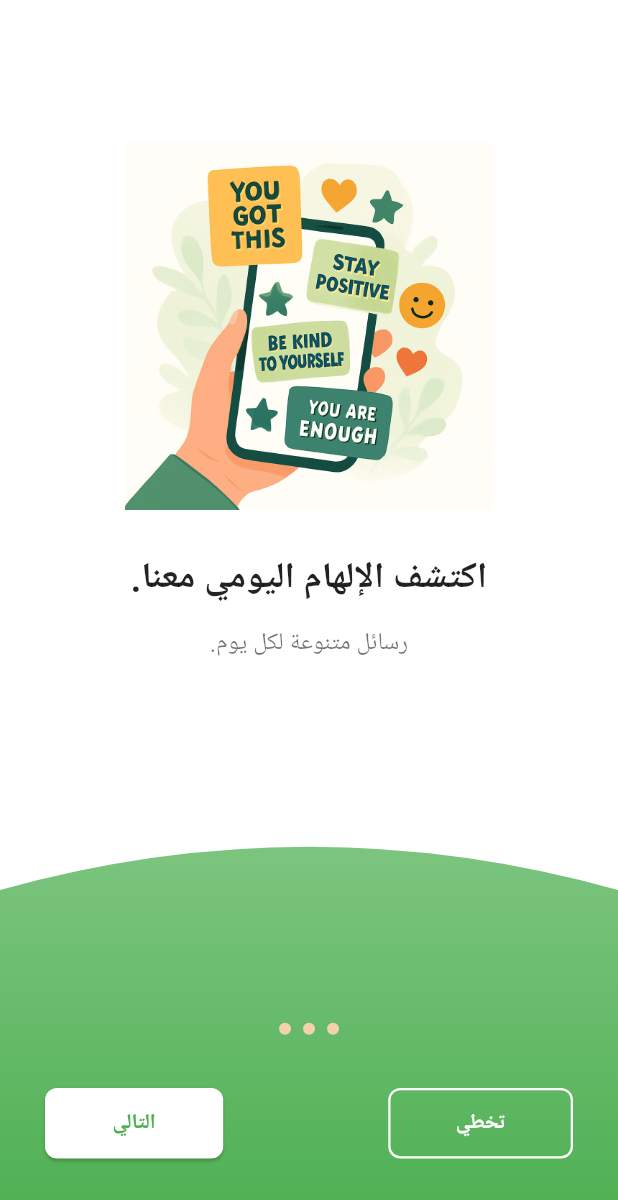
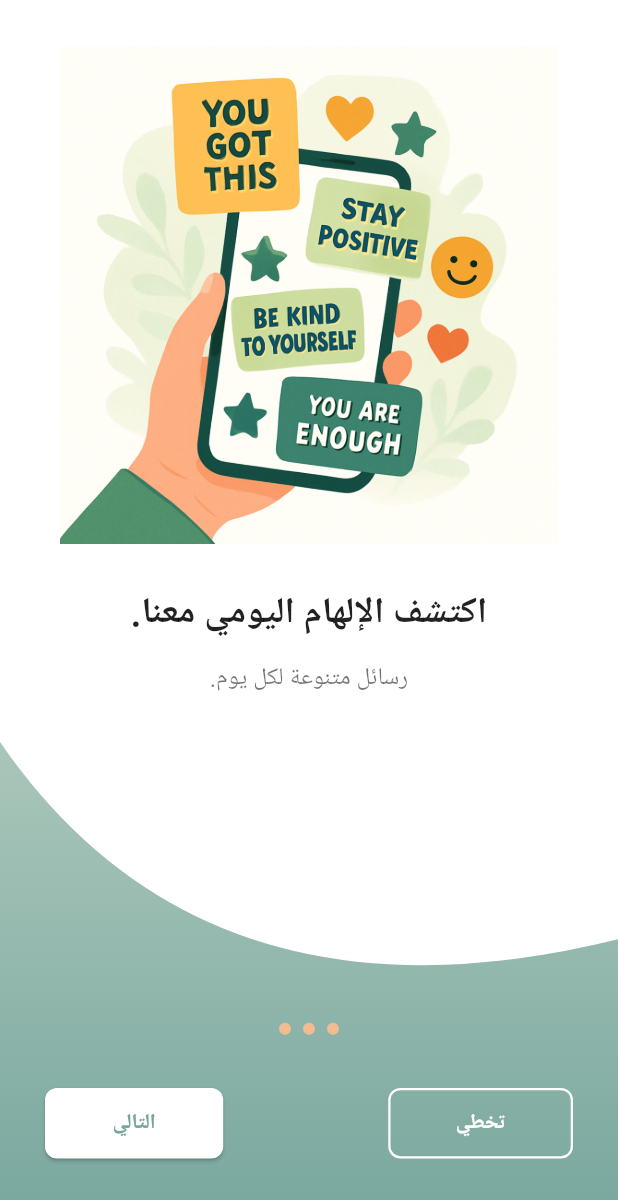
Before and after one commit to khalidgxg/today-mobile, a Flutter app: the screen it shows after launch, swiped to page 2, on a phone screen of 412 x 824 dp. Shown: the top 1200 px of the screen. Run offline on Flutter 3.47's test engine with Material 3 defaults, Android fonts, the phone set to English and light mode, and no system bars; drawn by our look-alikes of smooth_page_indicator; our stand-ins replace shared_preferences; Roboto replaces fonts that are missing (Cairo).

```diff
--- a/lib/features/splash/presentation/screens/loading_screen.dart
+++ b/lib/features/screens/loading_screen.dart
@@ -1,7 +1,7 @@
 import 'dart:async';
 import 'package:flutter/material.dart';
 import 'package:shared_preferences/shared_preferences.dart';
-import '../widgets/onboarding/bottom_section.dart';
+import '../widgets/bottom_section.dart';
 import 'onboarding/first_page.dart';
 import 'onboarding/second_page.dart';
 import 'onboarding/third_page.dart';
--- a/lib/features/splash/presentation/screens/onboarding/second_page.dart
+++ b/lib/features/screens/onboarding/second_page.dart
@@ -12,12 +12,12 @@ class SecondOnboardingPage extends StatelessWidget {
         crossAxisAlignment: CrossAxisAlignment.stretch,
         children: [
           Flexible(
-            flex: 4,
+            flex: 80,
             child: Image.asset('assets/images/L2.png', fit: BoxFit.contain),
           ),
           const SizedBox(height: 30),
           Flexible(
-            flex: 2,
+            flex: 12,
             child: Text(
               'اكتشف الإلهام اليومي معنا.',
               textAlign: TextAlign.center,
@@ -30,7 +30,7 @@ class SecondOnboardingPage extends StatelessWidget {
           ),
           const SizedBox(height: 15),
           Flexible(
-            flex: 2,
+            flex: 12,
             child: Text(
               'رسائل متنوعة لكل يوم.',
               textAlign: TextAlign.center,
--- a/lib/features/splash/presentation/screens/onboarding/third_page.dart
+++ b/lib/features/screens/onboarding/third_page.dart
@@ -12,12 +12,12 @@ class ThirdOnboardingPage extends StatelessWidget {
         crossAxisAlignment: CrossAxisAlignment.stretch,
         children: [
           Flexible(
-            flex: 4,
+            flex: 80,
             child: Image.asset('assets/images/L3.png', fit: BoxFit.contain),
           ),
           const SizedBox(height: 30),
           Flexible(
-            flex: 2,
+            flex: 12,
             child: Text(
               'ابدأ رحلتك نحو التفاؤل.',
               textAlign: TextAlign.center,
@@ -30,7 +30,7 @@ class ThirdOnboardingPage extends StatelessWidget {
           ),
           const SizedBox(height: 15),
           Flexible(
-            flex: 2,
+            flex: 12,
             child: Text(
               'سجل دخولك للاستكشاف.',
               textAlign: TextAlign.center,
--- a/lib/features/splash/presentation/widgets/onboarding/bottom_dynamic_wave_clipper.dart
+++ b/lib/features/widgets/bottom_dynamic_wave_clipper.dart
@@ -12,14 +12,13 @@ class BottomDynamicWaveClipper extends CustomClipper<Path> {
   Path getClip(Size size) {
     final path = Path();
     // Start from top-left
-    path.lineTo(0, size.height * 0.20);
-
+    path.lineTo(0, size.height * 0.001);
     // Create the wave curve using quadratic bezier
     path.quadraticBezierTo(
-      size.width / 2,    // Control point X (middle of width)
-      size.height * 0.0, // Control point Y (top of container)
+      size.width / 3,    // Control point X (middle of width)
+      size.height / 1.65, // Control point Y (top of container)
       size.width,        // End point X
-      size.height * 0.20 // End point Y (20% from top)
+      size.height * 0.4 // End point Y (20% from top)
     );
 
     // Complete the path by drawing lines to bottom-right and bottom-left
--- a/lib/features/splash/presentation/widgets/onboarding/bottom_section.dart
+++ b/lib/features/widgets/bottom_section.dart
@@ -3,9 +3,9 @@ import 'package:smooth_page_indicator/smooth_page_indicator.dart';
 import 'bottom_dynamic_wave_clipper.dart';
 import 'navigation_controls.dart';
 
-const Color _lightGreen = Color(0xFF81C784);
-const Color _primaryGreen = Color(0xFF4CAF50);
-const Color _indicatorColor = Color(0xFFF5D1AB);
+const Color _lightGreen = Color(0xFFAAC6BA);
+const Color _primaryGreen = Color(0xFF77A69D);
+const Color _indicatorColor = Color(0xFFF1BC90);
 
 class BottomSection extends StatelessWidget {
   final PageController pageController;
@@ -26,10 +26,10 @@ class BottomSection extends StatelessWidget {
     return ClipPath(
       clipper: BottomDynamicWaveClipper(),
       child: Container(
-        height: MediaQuery.of(context).size.height * 0.35,
+        height: MediaQuery.of(context).size.height * 0.4,
         decoration: const BoxDecoration(
           gradient: LinearGradient(
-            colors: [_lightGreen, _primaryGreen],
+            colors: [Color(0xFFAAC6BA), Color(0xFF77A69D)],
             begin: Alignment.topCenter,
             end: Alignment.bottomCenter,
           ),
--- a/lib/features/splash/presentation/widgets/onboarding/navigation_controls.dart
+++ b/lib/features/widgets/navigation_controls.dart
@@ -22,7 +22,7 @@ class NavigationControls extends StatelessWidget {
       borderRadius: BorderRadius.circular(8.0),
     );
     final nextButtonStyle = ElevatedButton.styleFrom(
-      foregroundColor: _primaryGreen,
+      foregroundColor: const Color(0xFF77A69D),
       backgroundColor: Colors.white,
       padding: const EdgeInsets.symmetric(horizontal: 45, vertical: 14),
       shape: buttonShape,
--- a/lib/main.dart
+++ b/lib/main.dart
@@ -1,7 +1,9 @@
 import 'package:flutter/material.dart';
 import 'package:shared_preferences/shared_preferences.dart';
-import 'features/splash/presentation/screens/loading_screen.dart'; // Import LoadingScreen
-import 'features/home/presentation/screens/home_screen.dart';    // Import HomeScreen
+import 'features/screens/loading_screen.dart'; // Import LoadingScreen
+import 'features/screens/home_screen.dart'; // Re-import HomeScreen
+// Remove CategoryScreen import if no longer needed
+// import 'features/home/presentation/screens/category_screen.dart';
 
 Future<void> main() async {
   // Ensure Flutter bindings are initialized
@@ -25,18 +27,25 @@ class MyApp extends StatelessWidget {
     return MaterialApp(
       title: 'سحر اليوم', // Updated App Title
       theme: ThemeData(
-        colorScheme: ColorScheme.fromSeed(seedColor: Colors.green),
+        colorScheme: ColorScheme.fromSeed(seedColor: const Color(0xFF77A69D)), // Use primary green as seed
+        fontFamily: 'Cairo', // Apply default font globally
+        textTheme: Theme.of(context).textTheme.apply(fontFamily: 'Cairo'),
         // Set text theme for Arabic font support if needed
         // textTheme: GoogleFonts.cairoTextTheme( // Example using google_fonts
         //   Theme.of(context).textTheme,
         // ),
         useMaterial3: true,
       ),
-      // Set initial route based on seenOnboarding status
+      // Change initial route back to /home
       initialRoute: seenOnboarding ? '/home' : '/onboarding',
       routes: {
         '/onboarding': (context) => const LoadingScreen(),
+        // Change route back to HomeScreen
         '/home': (context) => const HomeScreen(),
+        // Remove /categories route definition
+        // '/categories': (context) => const CategoryScreen(),
+        // Keep /home route definition only if HomeScreen is still used for something else
+        // '/home': (context) => const HomeScreen(),
         // Add other routes here (e.g., '/login', '/settings')
 
       },
```
Also changed, not shown: lib/features/domain/entities/category.dart (added, +52 -0 lines), lib/features/domain/entities/choice.dart (added, +7 -0 lines), lib/features/home/presentation/screens/home_screen.dart (deleted, +0 -18 lines), lib/features/screens/category_screen.dart (added, +56 -0 lines), lib/features/screens/home_screen.dart (added, +29 -0 lines), lib/features/screens/onboarding/first_page.dart (renamed from lib/features/splash/presentation/screens/onboarding/first_page.dart, +4 -4 lines), lib/features/widgets/category_list_view.dart (added, +42 -0 lines), lib/features/widgets/choice_page.dart (added, +23 -0 lines), lib/features/widgets/custom_app_bar.dart (added, +63 -0 lines), pubspec.yaml (+5 -4 lines), assets/images/L2.png, assets/images/icon.svg (added), package-lock.json (added), pubspec.lock, 14 other files.
